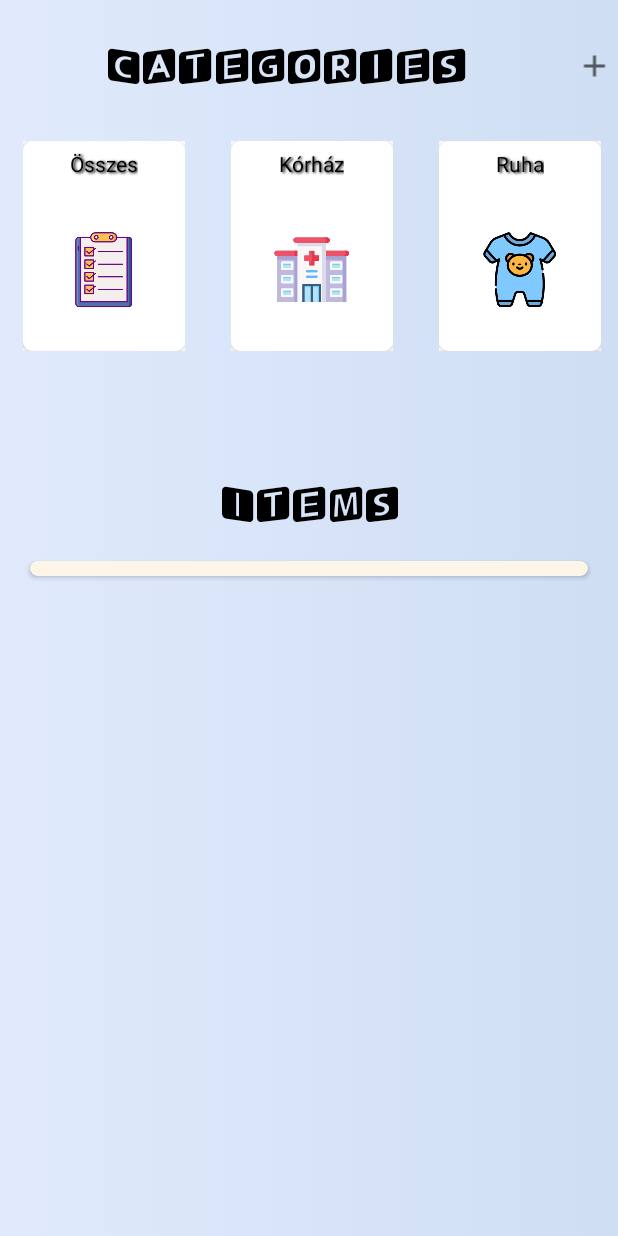
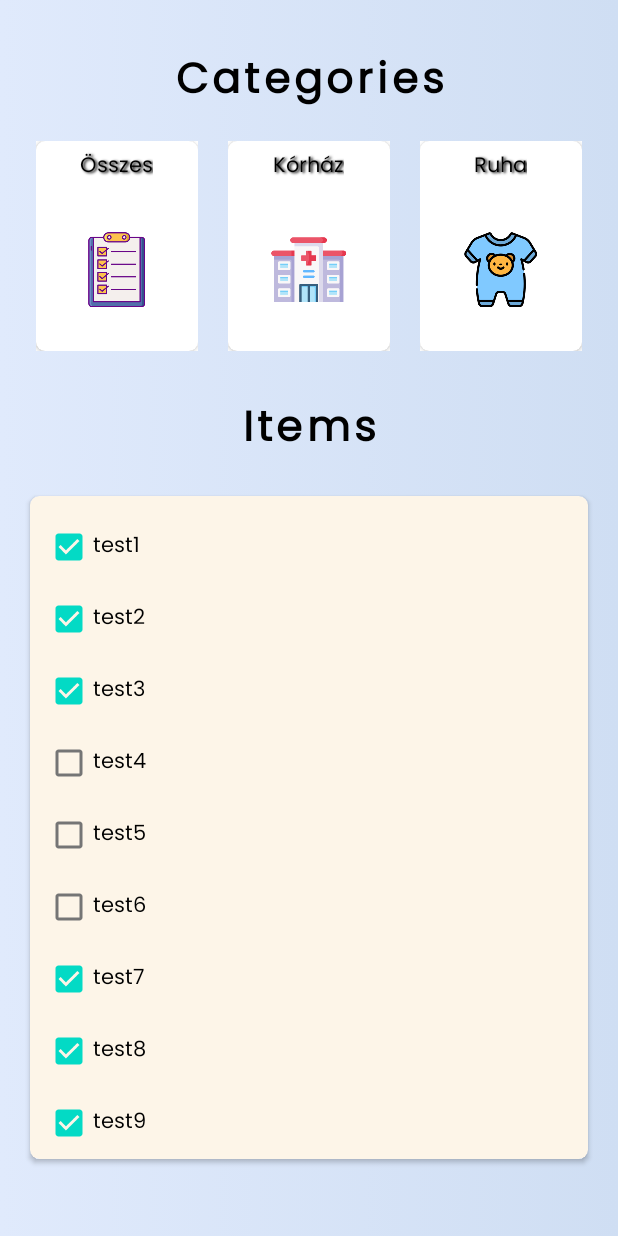
Before and after one commit to kaprinyakdev/Layette, an Android app: the screen it shows after launch (MainActivity), after a tap on "Összes", on a phone screen of 412 x 824 dp. Run offline under Robolectric (Android 15) with nearby library versions, the phone set to English and light mode, and no system bars.

Commit message:
default category + item update

```diff
--- a/app/src/main/java/com/example/layette/Adapter/CategoryListAdapter.java
+++ b/app/src/main/java/com/example/layette/Adapter/CategoryListAdapter.java
@@ -17,7 +17,6 @@ public class CategoryListAdapter extends RecyclerView.Adapter<CategoryListAdapte
     private Context context;
     private List<CategoryItem> categoryItemList;
     private View itemView;
-    private int row_index = -1;
     private OnItemClickListener mListener;
 
     public interface OnItemClickListener {
@@ -78,9 +77,6 @@ public class CategoryListAdapter extends RecyclerView.Adapter<CategoryListAdapte
         return categoryItemList.size();
     }
 
-    public interface ItemClickListener{
-        void onItemClick(CategoryItem categoryItem);
-    }
 
     public static class CategoryListHolder extends RecyclerView.ViewHolder {
             protected TextView categoryName;
--- a/app/src/main/java/com/example/layette/Adapter/ItemListAdapter.java
+++ b/app/src/main/java/com/example/layette/Adapter/ItemListAdapter.java
@@ -1,19 +1,12 @@
 package com.example.layette.Adapter;
 
 import android.content.Context;
-import android.content.Intent;
 import android.view.LayoutInflater;
-import android.view.MotionEvent;
 import android.view.View;
 import android.view.ViewGroup;
 import android.widget.CheckBox;
-import android.widget.TextView;
-import android.widget.Toast;
-
 import androidx.annotation.NonNull;
 import androidx.recyclerview.widget.RecyclerView;
-
-import com.example.layette.AddCategoryItemActivity;
 import com.example.layette.Model.ListItem;
 import com.example.layette.R;
 import java.util.List;
@@ -22,8 +15,17 @@ public class ItemListAdapter extends RecyclerView.Adapter<ItemListAdapter.ItemLi
 
     private Context context;
     private List<ListItem> listItemList;
-    private CategoryListAdapter.ItemClickListener itemClickListener;
+    private ItemListAdapter.OnItemClickListener mListener;
 
+
+    public interface OnItemClickListener {
+        void onItemClick(int position);
+    }
+
+
+    public void setOnItemClickListener(ItemListAdapter.OnItemClickListener listener) {
+        mListener = listener;
+    }
 
     public ItemListAdapter(List<ListItem> listItemList, Context context){
         this.context = context;
@@ -34,13 +36,12 @@ public class ItemListAdapter extends RecyclerView.Adapter<ItemListAdapter.ItemLi
     @Override
     public ItemListAdapter.ItemListHolder onCreateViewHolder(@NonNull ViewGroup parent, int viewType) {
         View itemView = LayoutInflater.from(parent.getContext()).inflate(R.layout.list_item,parent,false);
-        return new ItemListAdapter.ItemListHolder(itemView);
+        return new ItemListAdapter.ItemListHolder(itemView, mListener);
     }
 
     @Override
     public void onBindViewHolder(@NonNull ItemListAdapter.ItemListHolder holder, int position) {
         ListItem listItem = listItemList.get(position);
-        //holder.itemName.setText(listItem.getItemName());
         holder.itemChecked.setChecked(listItem.isItemChecked());
         holder.itemChecked.setText(listItem.getItemName());
 
@@ -51,13 +52,6 @@ public class ItemListAdapter extends RecyclerView.Adapter<ItemListAdapter.ItemLi
             }
         );
 
-        /*holder.itemChecked.setOnTouchListener(new View.OnTouchListener() {
-            @Override
-            public boolean onTouch(View v, MotionEvent event) {
-
-                return false;
-            }
-        });*/
     }
 
     @Override
@@ -66,13 +60,22 @@ public class ItemListAdapter extends RecyclerView.Adapter<ItemListAdapter.ItemLi
     }
 
     public static class ItemListHolder extends RecyclerView.ViewHolder {
-        //protected TextView itemName;
         protected CheckBox itemChecked;
 
-        public ItemListHolder(View v){
+        public ItemListHolder(View v, final ItemListAdapter.OnItemClickListener listener){
             super(v);
-            //itemName = v.findViewById(R.id.itemName);
             itemChecked = v.findViewById(R.id.itemChecked);
+            v.setOnClickListener(new View.OnClickListener(){
+                @Override
+                public void onClick(View v) {
+                    if (listener != null) {
+                        int position = getAdapterPosition();
+                        if (position != RecyclerView.NO_POSITION) {
+                            listener.onItemClick(position);
+                        }
+                    }
+                }
+            });
         }
     }
 }
--- a/app/src/main/java/com/example/layette/AddCategoryItemActivity.java
+++ b/app/src/main/java/com/example/layette/AddCategoryItemActivity.java
@@ -8,7 +8,6 @@ import android.view.MotionEvent;
 import android.view.inputmethod.InputMethodManager;
 import android.widget.Button;
 import android.widget.EditText;
-
 import com.example.layette.Database.DatabaseHelper;
 
 public class AddCategoryItemActivity extends Activity {
--- a/app/src/main/java/com/example/layette/Database/DatabaseHelper.java
+++ b/app/src/main/java/com/example/layette/Database/DatabaseHelper.java
@@ -9,6 +9,8 @@ import android.util.Log;
 import com.example.layette.Model.CategoryItem;
 import com.example.layette.Model.ListItem;
 import com.example.layette.R;
+
+import java.lang.reflect.Array;
 import java.util.ArrayList;
 import java.util.List;
 
@@ -25,6 +27,7 @@ public class DatabaseHelper extends SQLiteOpenHelper {
     private static final String KEY_LISTITEM_ID = "id";
     private static final String KEY_LISTITEM_NAME = "name";
     private static final String KEY_LISTITEM_CATEGORYITEMID = "categoryitemid";
+    private static final String KEY_LISTITEM_ISDEFAULT = "isdefault";
 
 
 
@@ -53,7 +56,8 @@ public class DatabaseHelper extends SQLiteOpenHelper {
         String create_listitem_table = "CREATE TABLE IF NOT EXISTS " + TABLE_LISTITEM + "("
                 + KEY_LISTITEM_ID + " INTEGER PRIMARY KEY AUTOINCREMENT NOT NULL,"
                 + KEY_LISTITEM_NAME + " TEXT,"
-                + KEY_LISTITEM_CATEGORYITEMID + " INTEGER"
+                + KEY_LISTITEM_CATEGORYITEMID + " INTEGER,"
+                + KEY_LISTITEM_ISDEFAULT + " INTEGER DEFAULT 0"
                 +")";
         db.execSQL(create_listitem_table);
 
@@ -65,10 +69,6 @@ public class DatabaseHelper extends SQLiteOpenHelper {
 
     }
 
-
-
-
-
     public void addCategoryItem(String name, int image){
         SQLiteDatabase database = this.getWritableDatabase();
         ContentValues values = new ContentValues();
@@ -78,9 +78,37 @@ public class DatabaseHelper extends SQLiteOpenHelper {
 
     }
 
+    public void addCategoryItems(List<CategoryItem> categoryItemList){
+        SQLiteDatabase database = this.getWritableDatabase();
+        for (int i=0; i<categoryItemList.size(); i++){
+            ContentValues values = new ContentValues();
+                values.put(KEY_CATEGORYITEM_NAME, categoryItemList.get(i).getCategoryName());
+                values.put(KEY_CATEGORYITEM_IMAGE, categoryItemList.get(i).getCategoryImage());
+                database.insert(TABLE_CATEGORYITEM,null,values);
+        }
+    }
+
+    public void addItems(List<ListItem> itemList){
+        SQLiteDatabase database = this.getWritableDatabase();
+        for (int i=0; i<itemList.size(); i++){
+            ContentValues values = new ContentValues();
+                values.put(KEY_LISTITEM_NAME, itemList.get(i).getItemName());
+                values.put(KEY_LISTITEM_ISDEFAULT, 1);
+                database.insert(TABLE_LISTITEM, null, values);
+        }
+    }
+
+    public boolean isFirstUse(){
+        SQLiteDatabase database = this.getWritableDatabase();
+        Cursor categoryItemCounter = database.rawQuery("select count(*) from " + TABLE_CATEGORYITEM, null);
+        categoryItemCounter.moveToFirst();
+        int count = categoryItemCounter.getInt(0);
+        categoryItemCounter.close();
+
+        return count == 0;
+    }
+
     public void addDefaultCategoryItem(){
-
-
         SQLiteDatabase database = this.getWritableDatabase();
         ContentValues values = new ContentValues();
             values.put(KEY_CATEGORYITEM_ID,1);
@@ -90,23 +118,17 @@ public class DatabaseHelper extends SQLiteOpenHelper {
 
     }
 
-    public void deleteCategoryItem(int categoryId){
-        /*SQLiteDatabase database = this.getWritableDatabase();
-        database.beginTransaction();
-        try {
-            database.delete(TABLE_BABY,KEY_BABY_ID + "=" + String.valueOf(id),null);
-            database.setTransactionSuccessful();
-        } catch (Exception e) {
-            Log.d("Babydata delete error", "Error while trying to delete all posts and users");
-        } finally {
-            database.endTransaction();
-        }*/
+    public void deleteCategoryItems(){
+        SQLiteDatabase database = this.getWritableDatabase();
+            database.execSQL("delete from "+ TABLE_CATEGORYITEM);
+            database.close();
     }
 
     public List<CategoryItem> getCategoryItemList(){
         List<CategoryItem> categoryItemList = new ArrayList<>();
 
         String query = String.format("SELECT * FROM %s",TABLE_CATEGORYITEM);
+
         SQLiteDatabase database = this.getWritableDatabase();
         Cursor cursor = database.rawQuery(query, null);
         try {
@@ -131,16 +153,30 @@ public class DatabaseHelper extends SQLiteOpenHelper {
     }
 
 
-    public void updateListItem(String name, int id, boolean isChecked){
+    public List<ListItem> getAllDefaultItem(){
+        List<ListItem> defaultItems = new ArrayList<>();
 
+        String query = String.format("SELECT * FROM " + TABLE_LISTITEM + " WHERE " + KEY_LISTITEM_ISDEFAULT + " = 1");
+
+        SQLiteDatabase database = this.getWritableDatabase();
+        Cursor cursor = database.rawQuery(query, null);
+        try {
+            if(cursor.moveToFirst()) {
+                do {
+                    String name = cursor.getString(cursor.getColumnIndex(KEY_LISTITEM_NAME));
+                    ListItem listItem = new ListItem(name, false, true);
+                    defaultItems.add(listItem);
+                } while (cursor.moveToNext());
+            }
+        } catch (Exception e){
+            Log.i("asd", e.getMessage());
+        } finally {
+            if (cursor != null || !cursor.isClosed()){
+                cursor.close();
+            }
+        }
+
+        return defaultItems;
     }
 
-
-    public List<ListItem> getListItemList(){
-        List<ListItem> listItemList = new ArrayList<>();
-
-
-
-        return listItemList;
-    }
 }
--- a/app/src/main/java/com/example/layette/MainActivity.java
+++ b/app/src/main/java/com/example/layette/MainActivity.java
@@ -20,6 +20,8 @@ import com.example.layette.Adapter.CategoryListAdapter;
 import com.example.layette.Adapter.ItemListAdapter;
 import com.example.layette.Database.DatabaseHelper;
 import com.example.layette.Model.CategoryItem;
+import com.example.layette.Model.DefaultCategoryItemList;
+import com.example.layette.Model.DefaultItemList;
 import com.example.layette.Model.ListItem;
 
 import java.util.ArrayList;
@@ -33,7 +35,6 @@ public class MainActivity extends AppCompatActivity {
     LinearLayoutManager layoutManager;
     LinearLayoutManager layoutManager2;
     DatabaseHelper databaseHelper;
-    ImageView addCategoryItem;
 
 
     @Override
@@ -43,7 +44,6 @@ public class MainActivity extends AppCompatActivity {
 
         categoryItems = findViewById(R.id.category_list);
         listItems = findViewById(R.id.item_list);
-        addCategoryItem = findViewById(R.id.addCategoryItem);
 
         layoutManager = new LinearLayoutManager(this);
         layoutManager.setOrientation(LinearLayoutManager.HORIZONTAL);
@@ -56,47 +56,77 @@ public class MainActivity extends AppCompatActivity {
         listItems.setLayoutManager(layoutManager2);
 
         databaseHelper = DatabaseHelper.getInstance(this);
-        databaseHelper.addDefaultCategoryItem();
+
+        DefaultCategoryItemList defaultCategoryItemList = DefaultCategoryItemList.getInstance();
+        DefaultItemList defaultItemList = DefaultItemList.getInstance();
+
+        if (databaseHelper.isFirstUse()){
+            databaseHelper.addCategoryItems(defaultCategoryItemList.getDefaultCategoryItems());
+            databaseHelper.addItems(defaultItemList.getDefaultListItems());
+        }
 
 
         List<CategoryItem> categoryItemList = databaseHelper.getCategoryItemList();
-            /*categoryItemList.add(new CategoryItem("Összes",R.drawable.ic_launcher_foreground));
-            categoryItemList.add(new CategoryItem("Új",R.drawable.ic_launcher_foreground));
-            categoryItemList.add(new CategoryItem("test3",R.drawable.ic_launcher_foreground));*/
+        List<ListItem> defaultListItem = defaultItemList.getDefaultListItems();
 
         List<ListItem> listItemList = new ArrayList();
-            listItemList.add(new ListItem("első",true));
-            listItemList.add(new ListItem("második",true));
-            listItemList.add(new ListItem("harmadik",true));
-            listItemList.add(new ListItem("negyedik",true));
+            listItemList.add(new ListItem("első",true, true));
+            listItemList.add(new ListItem("második",true, true));
+            listItemList.add(new ListItem("harmadik",true, true));
+            listItemList.add(new ListItem("negyedik",true, true));
 
 
         List<ListItem> listItemList2 = new ArrayList();
-            listItemList2.add(new ListItem("első2",false));
-            listItemList2.add(new ListItem("második2",false));
-            listItemList2.add(new ListItem("harmadik2",false));
-            listItemList2.add(new ListItem("negyedik2",false));
+            listItemList2.add(new ListItem("első2",false, true));
+            listItemList2.add(new ListItem("második2",false, true));
+            listItemList2.add(new ListItem("harmadik2",false, true));
+            listItemList2.add(new ListItem("negyedik2",false, true));
 
 
         ItemListAdapter itemListAdapter2 = new ItemListAdapter(listItemList2, this);
         ItemListAdapter itemListAdapter = new ItemListAdapter(listItemList, this);
+        ItemListAdapter itemListAdapter3 = new ItemListAdapter(defaultListItem, this);
+
+        itemListAdapter2.setOnItemClickListener(new ItemListAdapter.OnItemClickListener() {
+            @Override
+            public void onItemClick(int position) {
+                Log.i("asd","dsa");
+            }
+        });
+
+        itemListAdapter3.setOnItemClickListener(new ItemListAdapter.OnItemClickListener() {
+            @Override
+            public void onItemClick(int position) {
+                Log.i("asd","dsa");
+            }
+        });
+
 
         CategoryListAdapter categoryListAdapter = new CategoryListAdapter(categoryItemList, this);
 
         categoryListAdapter.setOnItemClickListener(new CategoryListAdapter.OnItemClickListener() {
             @Override
             public void onItemClick(int position) {
-                Toast.makeText(categoryItems.getContext(),"asd",Toast.LENGTH_SHORT).show();
                 Log.i("asd","asd");
-                categoryItemList.add(new CategoryItem(6,"Kórház",R.mipmap.icon_hospital_foreground));
-                categoryItemList.add(new CategoryItem(7,"Ruha",R.mipmap.icon_babyclothes_foreground));
-                categoryListAdapter.notifyItemChanged(position);
+                categoryItemList.get(position);
+
+                if (categoryItemList.get(position).getCategoryName().equals("Összes")) {
+                    listItems.setAdapter(itemListAdapter3);
+                } else {
+                    listItems.setAdapter(itemListAdapter2);
+                }
+
+
+
+                //categoryItemList.add(new CategoryItem(6,"Kórház",R.mipmap.icon_hospital_foreground));
+                //categoryItemList.add(new CategoryItem(7,"Ruha",R.mipmap.icon_babyclothes_foreground));
+                //categoryListAdapter.notifyItemChanged(position);
             }
         });
 
         categoryItems.setAdapter(categoryListAdapter);
+        listItems.setAdapter(itemListAdapter);
 
-        //listItems.setAdapter(itemListAdapter);
 
 
 
@@ -108,17 +138,6 @@ public class MainActivity extends AppCompatActivity {
 
          */
 
-
-        addCategoryItem.setOnClickListener(v -> {
-            Intent intent = new Intent(this, AddCategoryItemActivity.class);
-            startActivity(intent);
-            /*if (Build.VERSION.SDK_INT >= Build.VERSION_CODES.LOLLIPOP) {
-                startActivity(intent, ActivityOptions.makeSceneTransitionAnimation(this).toBundle());
-            } else {
-                startActivity(intent);
-            }*/
-        });
-
     }
 
 }
--- /dev/null
+++ b/app/src/main/java/com/example/layette/Model/DefaultCategoryItemList.java
@@ -0,0 +1,31 @@
+package com.example.layette.Model;
+
+import com.example.layette.R;
+import java.util.ArrayList;
+import java.util.List;
+
+public class DefaultCategoryItemList {
+
+    private static DefaultCategoryItemList defaultCategoryItemList;
+    private static List<CategoryItem> itemList;
+
+
+    private DefaultCategoryItemList(){
+        itemList = new ArrayList<>();
+        itemList.add(new CategoryItem(1,"Összes", R.mipmap.icon_summary_foreground));
+        itemList.add(new CategoryItem(2,"Kórház", R.mipmap.icon_hospital_foreground));
+        itemList.add(new CategoryItem(2,"Ruha", R.mipmap.icon_babyclothes_foreground));
+    }
+
+    public static DefaultCategoryItemList getInstance(){
+        if (defaultCategoryItemList == null){
+            defaultCategoryItemList = new DefaultCategoryItemList();
+        }
+        return defaultCategoryItemList;
+    }
+
+    public List<CategoryItem> getDefaultCategoryItems(){
+        return itemList;
+    }
+
+}
--- /dev/null
+++ b/app/src/main/java/com/example/layette/Model/DefaultItemList.java
@@ -0,0 +1,36 @@
+package com.example.layette.Model;
+
+import java.util.ArrayList;
+import java.util.List;
+
+public class DefaultItemList {
+
+    private static DefaultItemList defaultItemList;
+    private static List<ListItem> itemList;
+
+
+    private DefaultItemList(){
+        itemList = new ArrayList<>();
+        itemList.add(new ListItem("test1",true,true));
+        itemList.add(new ListItem("test2",true,true));
+        itemList.add(new ListItem("test3",true,true));
+        itemList.add(new ListItem("test4",false,true));
+        itemList.add(new ListItem("test5",false,true));
+        itemList.add(new ListItem("test6",false,true));
+        itemList.add(new ListItem("test7",true,false));
+        itemList.add(new ListItem("test8",true,false));
+        itemList.add(new ListItem("test9",true,false));
+    }
+
+    public static DefaultItemList getInstance(){
+        if (defaultItemList == null){
+            defaultItemList = new DefaultItemList();
+        }
+        return defaultItemList;
+    }
+
+    public List<ListItem> getDefaultListItems(){
+        return itemList;
+    }
+
+}
--- a/app/src/main/java/com/example/layette/Model/ListItem.java
+++ b/app/src/main/java/com/example/layette/Model/ListItem.java
@@ -5,10 +5,12 @@ public class ListItem {
     private String itemName;
     private boolean itemChecked;
     private int categoryId;
+    private boolean isDefault;
 
-    public ListItem(String itemName, boolean itemChecked) {
+    public ListItem(String itemName, boolean itemChecked, boolean isDefault) {
         this.itemName = itemName;
         this.itemChecked = itemChecked;
+        this.isDefault = isDefault;
     }
 
     public String getItemName() {
@@ -26,4 +28,12 @@ public class ListItem {
     public void setItemChecked(boolean itemChecked) {
         this.itemChecked = itemChecked;
     }
+
+    public boolean isDefault() {
+        return isDefault;
+    }
+
+    public void setDefault(boolean aDefault) {
+        isDefault = aDefault;
+    }
 }
--- a/app/src/main/res/layout/activity_main.xml
+++ b/app/src/main/res/layout/activity_main.xml
@@ -32,29 +32,18 @@
                     android:textStyle="bold"
                     android:letterSpacing="0.1"
                     android:textColor="@color/black"
-                    android:fontFamily="@font/squarekids"
+                    android:fontFamily="@font/poppins"
                     android:layout_weight="10"/>
-
-                <ImageView
-                    android:id="@+id/addCategoryItem"
-                    android:layout_width="20dp"
-                    android:layout_height="wrap_content"
-                    android:layout_marginTop="32dp"
-                    android:src="@drawable/ic_baseline_add_24"
-                    android:layout_weight="1"/>
-
         </LinearLayout>
-
-
 
         <androidx.recyclerview.widget.RecyclerView
             android:id="@+id/category_list"
             android:layout_width="wrap_content"
-            android:layout_height="200dp"
-            android:layout_marginTop="32dp"
+            android:layout_height="wrap_content"
+            android:layout_marginTop="15dp"
             app:layout_constraintEnd_toEndOf="@+id/linearlayout"
             app:layout_constraintStart_toStartOf="@+id/linearlayout"
-            app:layout_constraintTop_toBottomOf="@+id/linearlayout"/>
+            app:layout_constraintTop_toBottomOf="@+id/linearlayout" />
 
         <TextView
             android:id="@+id/textview_items"
@@ -66,7 +55,7 @@
             android:textStyle="bold"
             android:letterSpacing="0.1"
             android:textColor="@color/black"
-            android:fontFamily="@font/squarekids"
+            android:fontFamily="@font/poppins"
             app:layout_constraintEnd_toEndOf="@+id/category_list"
             app:layout_constraintStart_toStartOf="@+id/category_list"
             app:layout_constraintTop_toBottomOf="@+id/category_list"/>
--- a/app/src/main/res/layout/category_item.xml
+++ b/app/src/main/res/layout/category_item.xml
@@ -5,10 +5,10 @@
     xmlns:tools="http://schemas.android.com/tools"
     android:layout_width="wrap_content"
     android:layout_height="wrap_content"
-    android:layout_marginStart="15dp"
-    android:layout_marginLeft="15dp"
-    android:layout_marginEnd="15dp"
-    android:layout_marginRight="15dp"
+    android:layout_marginStart="10dp"
+    android:layout_marginLeft="10dp"
+    android:layout_marginEnd="10dp"
+    android:layout_marginRight="10dp"
     android:background="@drawable/categoryitem_background">
 
 
@@ -31,6 +31,7 @@
             android:text="TextView"
             android:textColor="@color/black"
             android:textStyle="normal"
+            android:fontFamily="@font/poppins"
             android:shadowColor="#000000"
             android:shadowDx="1.5"
             android:shadowDy="1.3"
--- a/app/src/main/res/layout/list_item.xml
+++ b/app/src/main/res/layout/list_item.xml
@@ -15,5 +15,6 @@
         app:layout_constraintEnd_toEndOf="parent"
         app:layout_constraintStart_toStartOf="parent"
         app:layout_constraintTop_toTopOf="parent"
-        android:textColor="@color/black"/>
+        android:textColor="@color/black"
+        android:fontFamily="@font/poppins"/>
 </androidx.constraintlayout.widget.ConstraintLayout>
```
Also changed, not shown: app/src/main/res/font/poppins.ttf (added).
